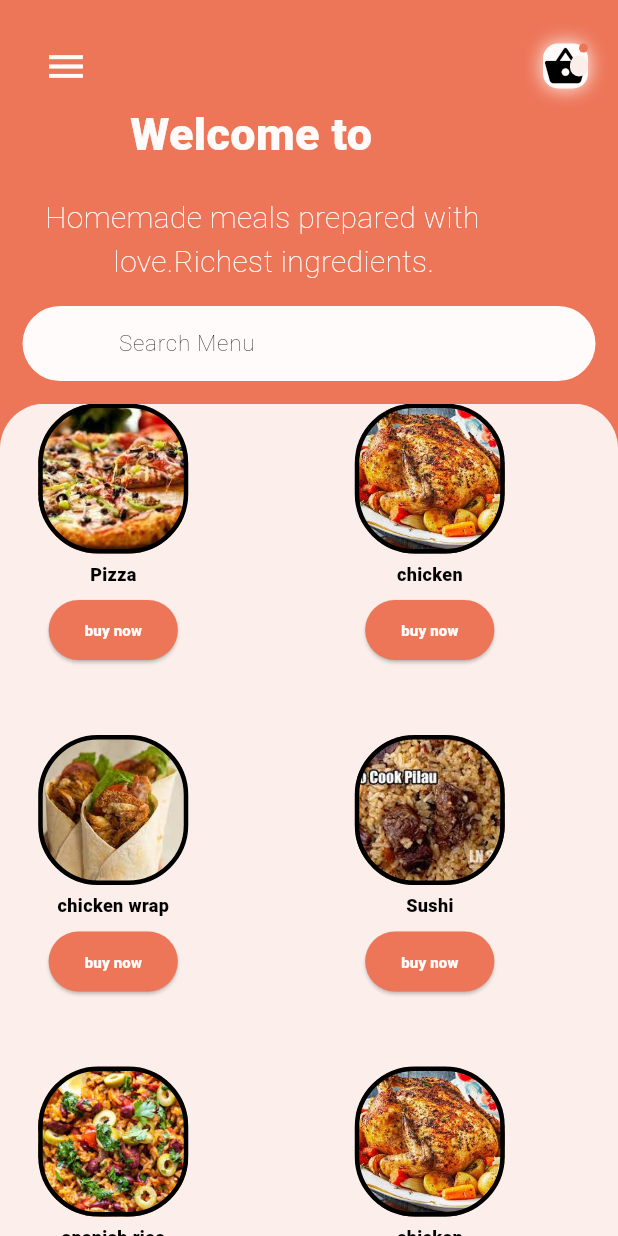
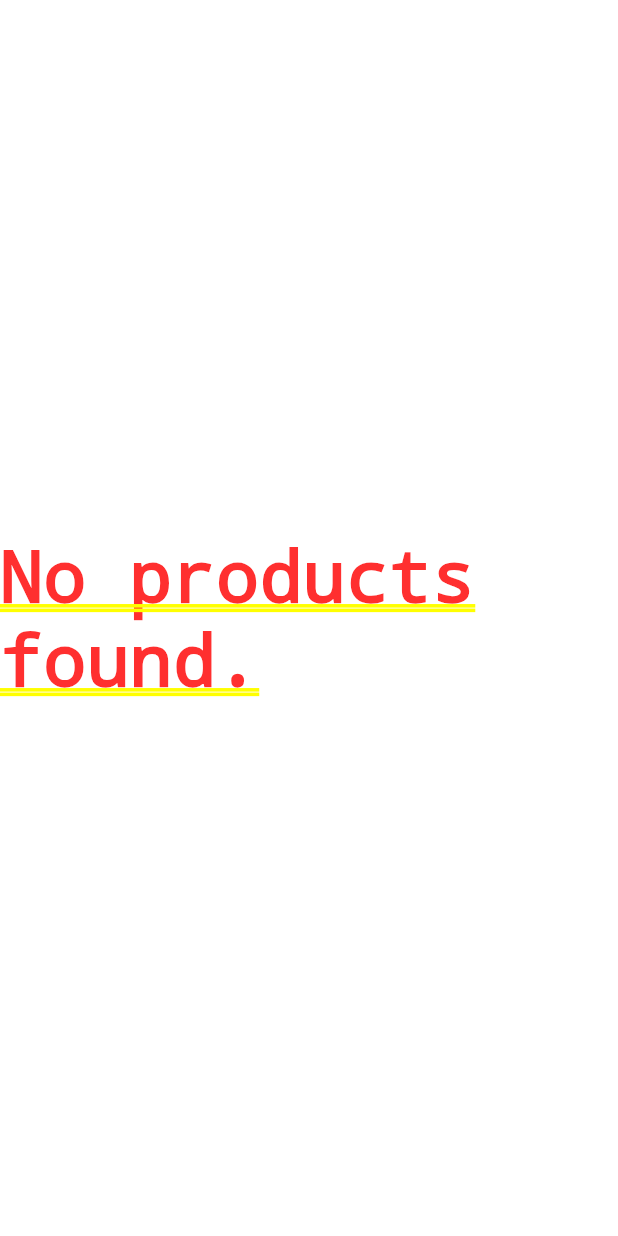
Before and after one commit to oliviertech212/Food_App, a Flutter app: the WelcomePage screen opened by its route, on a phone screen of 412 x 824 dp. Run offline on Flutter 3.47's test engine with Material 3 defaults, Android fonts, the phone set to English and light mode, and no system bars; our stand-ins replace firebase_auth, firebase_core, flutter_dotenv, sqflite, sqflite_common_ffi, sqflite_common_ffi_web; accounts and stored records are empty.

Commit message:
updates
updating welcome page

```diff
--- a/lib/pages/welcomepage.dart
+++ b/lib/pages/welcomepage.dart
@@ -4,6 +4,7 @@ import 'package:flutter/widgets.dart';
 import 'package:foodapp/utils/colors.dart';
 import 'package:foodapp/models/products.model.dart';
 import 'package:foodapp/widgets/ElevatedButton.dart';
+import 'package:foodapp/services/database_service.dart';
 
 void main() {
   runApp(WelcomePage());
@@ -17,94 +18,20 @@ class WelcomePage extends StatefulWidget {
 }
 
 class _WelcomePagesState extends State<WelcomePage> {
-  final List<Product> products = [
-    Product(
-        id: 1,
-        name: 'Pizza',
-        image: 'assets/images/pizza.jpeg',
-        description: 'Tasty pizza with cheese and tomato sauce',
-        price: 10.99,
-        sellerId: 1,
-        category: 3),
-    Product(
-      id: 2,
-      category: 2,
-      name: 'chicken',
-      image: 'assets/images/chicken.jpeg',
-      description: 'Tasty chicken with cheese and tomato sauce',
-      price: 10.99,
-      sellerId: 2,
-    ),
-    Product(
-      id: 3,
-      category: 4,
-      name: 'chicken wrap',
-      image: 'assets/images/chickenwrap.jpeg',
-      description: 'Tasty chicken wrap with cheese and tomato sauce',
-      price: 10.99,
-      sellerId: 3,
-    ),
-    Product(
-      id: 4,
-      category: 3,
-      name: 'Sushi',
-      image: 'assets/images/pilaurice.jpeg',
-      description: 'Tasty sushi with cheese and tomato sauce',
-      price: 10.99,
-      sellerId: 4,
-    ),
-    Product(
-      id: 5,
-      category: 4,
-      name: 'spanish rice',
-      description: 'Tasty spanish rice with cheese and tomato sauce',
-      price: 10.99,
-      image: 'assets/images/spanishrice.jpeg',
-      sellerId: 5,
-    ),
-    Product(
-        id: 6,
-        name: 'chicken',
-        image: 'assets/images/chicken.jpeg',
-        description: 'Tasty chicken with cheese and tomato sauce',
-        price: 10.99,
-        sellerId: 6,
-        category: 2),
-    Product(
-      id: 7,
-      category: 2,
-      name: 'chicken wrap',
-      image: 'assets/images/chickenwrap.jpeg',
-      description: 'Tasty chicken wrap with cheese and tomato sauce',
-      price: 10.99,
-      sellerId: 7,
-    ),
-    Product(
-      id: 8,
-      category: 4,
-      name: 'Sushi',
-      image: 'assets/images/pilaurice.jpeg',
-      description: 'Tasty sushi with cheese and tomato sauce',
-      price: 10.99,
-      sellerId: 8,
-    ),
-    Product(
-        id: 9,
-        name: 'spanish rice',
-        description: 'Tasty spanish rice with cheese and tomato sauce',
-        price: 10.99,
-        image: 'assets/images/spanishrice.jpeg',
-        sellerId: 9,
-        category: 4),
-    Product(
-        id: 10,
-        name: 'Pizza',
-        image: 'assets/images/pizza.jpeg',
-        description: 'Tasty pizza with cheese and tomato sauce',
-        price: 10.99,
-        sellerId: 10,
-        category: 3),
-  ];
+  late Future<List<Product>> futureProduct;
+  final table = DatabaseService();
+
+  @override
+  void initState() {
+    super.initState();
+    table.initialize().then((_) => fetchProducts());
+  }
+
+  void fetchProducts() async {
+    setState(() {
+      futureProduct = table.getAllproduct();
+    });
+  }
 
   void _showProductDetails(Product product) {
     showDialog(
@@ -139,7 +66,7 @@ class _WelcomePagesState extends State<WelcomePage> {
               onPressed: () {
                 Navigator.of(context).pop();
               },
-              child: Text('Close'),
+              child: const Text('Close'),
             ),
           ],
         );
@@ -149,68 +76,23 @@ class _WelcomePagesState extends State<WelcomePage> {
 
   @override
   Widget build(BuildContext context) {
-    final _buildCategoryGrid = GridView.builder(
-      shrinkWrap: true,
-      physics: const NeverScrollableScrollPhysics(),
-      itemCount: products.length,
-      gridDelegate: const SliverGridDelegateWithFixedCrossAxisCount(
-        crossAxisCount: 2, // number of items per row
-        crossAxisSpacing: 10, // spacing between items horizontally
-        mainAxisSpacing: 20, // spacing between items vertically
-      ),
-      itemBuilder: (BuildContext context, int index) {
-        return GestureDetector(
-          onTap: () {
-            _showProductDetails(products[index]);
-          },
-          child: Container(
-            margin: const EdgeInsets.only(right: 50.0),
-            child: Column(
-              children: <Widget>[
-                Container(
-                  decoration: BoxDecoration(
-                    borderRadius: BorderRadius.circular(40.0),
-                    image: DecorationImage(
-                      image: AssetImage(products[index].image),
-                      fit: BoxFit.cover,
-                    ),
-                    border: Border.all(
-                      width: 3.0,
-                    ),
-                  ),
-                  height: 100.0,
-                  width: 100.0,
-                ),
-                const SizedBox(height: 5.0),
-                Text(
-                  products[index].name,
-                  style: const TextStyle(
-                    fontFamily: 'roboto',
-                    fontWeight: FontWeight.bold,
-                    fontSize: 12.0,
-                  ),
-                ),
-                const SizedBox(height: 5.0),
-                ElevatedButton(
-                  onPressed: () {
-                    // Handle buy button click
-                  },
-                  child: Text(
-                    'buy now',
-                    style: TextStyle(
-                        color: AppColors.textWhitecolor,
-                        fontSize: 10.0,
-                        fontFamily: 'roboto',
-                        fontWeight: FontWeight.bold),
-                  ),
-                )
-              ],
-            ),
-          ),
+    return FutureBuilder<List<Product>>(
+      future: futureProduct,
+      builder: (BuildContext context, AsyncSnapshot<List<Product>> snapshot) {
+        if (snapshot.connectionState == ConnectionState.waiting) {
+          return const Center(
+            child: CircularProgressIndicator(),
           );
-      },
-      scrollDirection: Axis.vertical,
+        } else if (snapshot.hasError) {
+          return Center(
+            child: Text('Error: ${snapshot.error}'),
           );
+        } else if (!snapshot.hasData || snapshot.data!.isEmpty) {
+          return const Center(
+            child: Text('No products found.'),
+          );
+        } else {
+          var products = snapshot.data!;
           return Scaffold(
             backgroundColor: AppColors.bgprimaryColor,
             body: SafeArea(
@@ -230,7 +112,7 @@ class _WelcomePagesState extends State<WelcomePage> {
                           onPressed: () {
                             print(' tapped');
                             //if you tapped on menu icon it will take you to the login page
-                      Navigator.pushNamed(context, '/login');
+                            Navigator.pushNamed(context, '');
                           },
                         ),
                         Container(
@@ -289,13 +171,13 @@ class _WelcomePagesState extends State<WelcomePage> {
                     ),
                   ),
                   Container(
-              alignment: Alignment.centerLeft,
+                    alignment: Alignment.center,
                     padding: const EdgeInsets.symmetric(horizontal: 15),
                     child: Column(
                       mainAxisAlignment: MainAxisAlignment.spaceBetween,
                       children: [
                         Text(
-                    'Welcome to',
+                          'Main Dishes',
                           style: TextStyle(
                             color: AppColors.textWhitecolor,
                             fontSize: 30,
@@ -304,14 +186,14 @@ class _WelcomePagesState extends State<WelcomePage> {
                         ),
                         const SizedBox(height: 20),
                         Text(
-                    '   Homemade meals prepared with',
+                          '   Find the best selling dishes. All',
                           style: TextStyle(
                             color: AppColors.textWhitecolor,
                             fontSize: 20,
                           ),
                         ),
                         Text(
-                    '      love.Richest ingredients.',
+                          '      meals are prepared fresh.',
                           style: TextStyle(
                             color: AppColors.textWhitecolor,
                             fontSize: 20,
@@ -363,7 +245,84 @@ class _WelcomePagesState extends State<WelcomePage> {
                             topRight: Radius.circular(30),
                           ),
                         ),
-                  child: _buildCategoryGrid,
+                        child: GridView.builder(
+                          shrinkWrap: true,
+                          physics: const NeverScrollableScrollPhysics(),
+                          itemCount: products.length,
+                          gridDelegate: const SliverGridDelegateWithFixedCrossAxisCount(
+                            crossAxisCount: 2, // number of items per row
+                            crossAxisSpacing: 10, // spacing between items horizontally
+                            mainAxisSpacing: 20, // spacing between items vertically
+                          ),
+                          itemBuilder: (BuildContext context, int index) {
+                            bool isLastItem = (index + 1) % 2 == 2;
+                            return GestureDetector(
+                              onTap: () {
+                                _showProductDetails(products[index]);
+                              },
+                              child: Container(
+                                margin: const EdgeInsets.only(),
+                                decoration: BoxDecoration(
+                                  borderRadius: BorderRadius.circular(20.0),
+              border: Border(
+                bottom: BorderSide(
+                  color: AppColors.textSecondarycolor, // Color of the border between rows
+                  width: isLastItem ? 0 : 3, // Width of the border
+
+                ),
+              ),
+            ),
+            child: Column(
+              children: <Widget>[
+                Container(
+                  decoration: BoxDecoration(
+                    borderRadius: BorderRadius.circular(20.0),
+                    image: DecorationImage(
+                      image: AssetImage(products[index].image),
+                      fit: BoxFit.cover,
+                    ),
+                    border: Border.all(
+                      width: 3.0,
+                      color: AppColors.bgprimaryColor,
+                    ),
+                  ),
+                  height: 90.0,
+                  width: 90.0,
+                ),
+                const SizedBox(height: 5.0),
+                Text(
+                  products[index].name,
+                  style: const TextStyle(
+                    fontFamily: 'roboto',
+                    fontWeight: FontWeight.bold,
+                    fontSize: 12.0,
+                  ),
+                ),
+                const SizedBox(height: 10.0),
+                ElevatedButton(
+                  onPressed: () {
+                    // Handle buy button click
+                    Navigator.pushNamedAndRemoveUntil(
+                      context, '', (route) => false);
+                  },
+                  child: Text(
+                    'buy now',
+                    style: TextStyle(
+                      color: AppColors.textWhitecolor,
+                      fontSize: 10.0,
+                      fontFamily: 'roboto',
+                      fontWeight: FontWeight.bold
+                    ),
+                  ),
+                  )
+                  ],
+                     ),
+                         ),
+
+                            );
+                          },
+                          scrollDirection: Axis.vertical,
+                        ),
                       ),
                     ),
                   ),
@@ -372,4 +331,7 @@ class _WelcomePagesState extends State<WelcomePage> {
             ),
           );
         }
+      },
+    );
   }
+}
--- a/lib/services/database_service.dart
+++ b/lib/services/database_service.dart
@@ -485,7 +485,7 @@ class DatabaseService {
               id: id,
               name: name,
               price: price,
-              category: category,
+              category: int.parse(category),
               description: description,
               sellerId: sellerId,
               image: image)
```
Also changed, not shown: pubspec.lock. Lines whose indentation alone changed are shown as unchanged.
